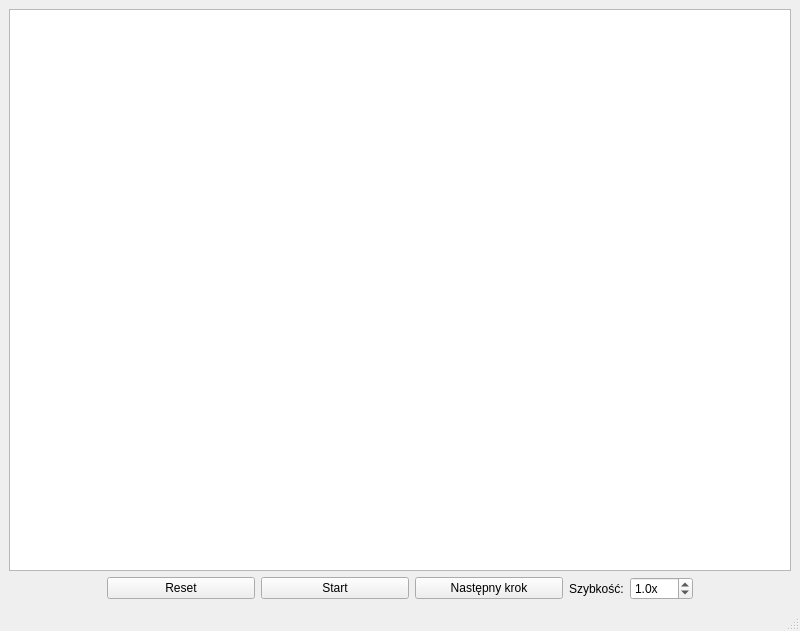
First picture: the form in forms/main_window.ui, repository piotrdz/queues, before the edit.
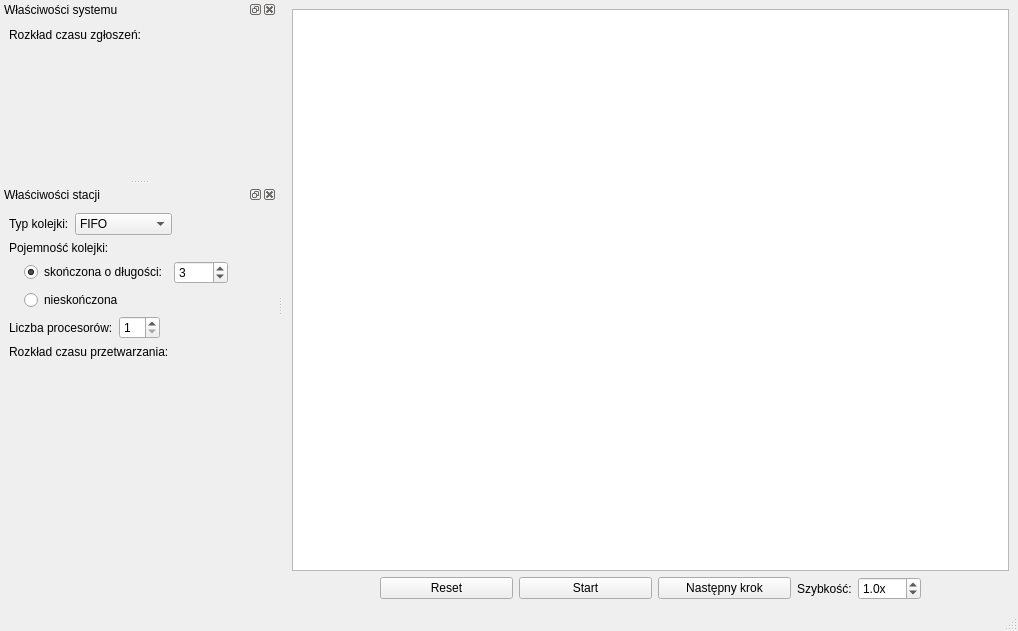
Second picture: the form after the edit. Custom widgets are drawn as their Qt base class.

Commit message: Interface: system and station properties

Patch:
```diff
--- a/forms/main_window.ui
+++ b/forms/main_window.ui
@@ -6,7 +6,7 @@
    <rect>
     <x>0</x>
     <y>0</y>
-    <width>800</width>
+    <width>1018</width>
     <height>631</height>
    </rect>
   </property>
@@ -105,7 +105,288 @@
    </layout>
   </widget>
   <widget class="QStatusBar" name="statusBar"/>
+  <widget class="QDockWidget" name="systemOptionsDockWidget">
+   <property name="allowedAreas">
+    <set>Qt::LeftDockWidgetArea|Qt::RightDockWidgetArea</set>
+   </property>
+   <property name="windowTitle">
+    <string>Właściwości systemu</string>
+   </property>
+   <attribute name="dockWidgetArea">
+    <number>1</number>
+   </attribute>
+   <widget class="QWidget" name="systemOptionsDockWidgetContents">
+    <layout class="QVBoxLayout" name="verticalLayout_2">
+     <item>
+      <widget class="QLabel" name="label">
+       <property name="text">
+        <string>Rozkład czasu zgłoszeń:</string>
+       </property>
+      </widget>
+     </item>
+     <item>
+      <widget class="DistributionParamsWidget" name="arrivalDistributionParamsWidget">
+       <property name="sizePolicy">
+        <sizepolicy hsizetype="Expanding" vsizetype="Minimum">
+         <horstretch>0</horstretch>
+         <verstretch>0</verstretch>
+        </sizepolicy>
+       </property>
+       <property name="frameShape">
+        <enum>QFrame::StyledPanel</enum>
+       </property>
+       <property name="frameShadow">
+        <enum>QFrame::Raised</enum>
+       </property>
+      </widget>
+     </item>
+     <item>
+      <spacer name="verticalSpacer_2">
+       <property name="orientation">
+        <enum>Qt::Vertical</enum>
+       </property>
+       <property name="sizeHint" stdset="0">
+        <size>
+         <width>20</width>
+         <height>40</height>
+        </size>
+       </property>
+      </spacer>
+     </item>
+    </layout>
+   </widget>
+  </widget>
+  <widget class="QDockWidget" name="stationOptionsDockWidget">
+   <property name="allowedAreas">
+    <set>Qt::LeftDockWidgetArea|Qt::RightDockWidgetArea</set>
+   </property>
+   <property name="windowTitle">
+    <string>Właściwości stacji</string>
+   </property>
+   <attribute name="dockWidgetArea">
+    <number>1</number>
+   </attribute>
+   <widget class="QWidget" name="stationOptionsDockWidgetContents">
+    <layout class="QVBoxLayout" name="verticalLayout_3">
+     <item>
+      <layout class="QHBoxLayout" name="horizontalLayout_4">
+       <item>
+        <widget class="QLabel" name="queueTypeLabel">
+         <property name="text">
+          <string>Typ kolejki:</string>
+         </property>
+        </widget>
+       </item>
+       <item>
+        <widget class="QComboBox" name="queueLabelComboBox">
+         <property name="sizePolicy">
+          <sizepolicy hsizetype="Expanding" vsizetype="Fixed">
+           <horstretch>0</horstretch>
+           <verstretch>0</verstretch>
+          </sizepolicy>
+         </property>
+         <item>
+          <property name="text">
+           <string>FIFO</string>
+          </property>
+         </item>
+         <item>
+          <property name="text">
+           <string>Losowa</string>
+          </property>
+         </item>
+        </widget>
+       </item>
+       <item>
+        <spacer name="horizontalSpacer_5">
+         <property name="orientation">
+          <enum>Qt::Horizontal</enum>
+         </property>
+         <property name="sizeHint" stdset="0">
+          <size>
+           <width>40</width>
+           <height>20</height>
+          </size>
+         </property>
+        </spacer>
+       </item>
+      </layout>
+     </item>
+     <item>
+      <widget class="QLabel" name="queueLengthLabel">
+       <property name="text">
+        <string>Pojemność kolejki:</string>
+       </property>
+      </widget>
+     </item>
+     <item>
+      <layout class="QHBoxLayout" name="horizontalLayout_3">
+       <item>
+        <spacer name="horizontalSpacer_4">
+         <property name="orientation">
+          <enum>Qt::Horizontal</enum>
+         </property>
+         <property name="sizeType">
+          <enum>QSizePolicy::Fixed</enum>
+         </property>
+         <property name="sizeHint" stdset="0">
+          <size>
+           <width>15</width>
+           <height>20</height>
+          </size>
+         </property>
+        </spacer>
+       </item>
+       <item>
+        <widget class="QRadioButton" name="finiteQueueRadioButton">
+         <property name="text">
+          <string>skończona o długości:</string>
+         </property>
+         <property name="checked">
+          <bool>true</bool>
+         </property>
+        </widget>
+       </item>
+       <item>
+        <widget class="QSpinBox" name="queueLengthSpinBox">
+         <property name="minimum">
+          <number>1</number>
+         </property>
+         <property name="maximum">
+          <number>1000</number>
+         </property>
+         <property name="value">
+          <number>3</number>
+         </property>
+        </widget>
+       </item>
+       <item>
+        <spacer name="horizontalSpacer_7">
+         <property name="orientation">
+          <enum>Qt::Horizontal</enum>
+         </property>
+         <property name="sizeHint" stdset="0">
+          <size>
+           <width>40</width>
+           <height>20</height>
+          </size>
+         </property>
+        </spacer>
+       </item>
+      </layout>
+     </item>
+     <item>
+      <layout class="QHBoxLayout" name="horizontalLayout_5">
+       <item>
+        <spacer name="horizontalSpacer_6">
+         <property name="orientation">
+          <enum>Qt::Horizontal</enum>
+         </property>
+         <property name="sizeType">
+          <enum>QSizePolicy::Fixed</enum>
+         </property>
+         <property name="sizeHint" stdset="0">
+          <size>
+           <width>15</width>
+           <height>20</height>
+          </size>
+         </property>
+        </spacer>
+       </item>
+       <item>
+        <widget class="QRadioButton" name="infiniteQueueRadioButton">
+         <property name="text">
+          <string>nieskończona</string>
+         </property>
+         <property name="checked">
+          <bool>false</bool>
+         </property>
+        </widget>
+       </item>
+      </layout>
+     </item>
+     <item>
+      <layout class="QHBoxLayout" name="horizontalLayout_2">
+       <item>
+        <widget class="QLabel" name="processorCountLabel">
+         <property name="text">
+          <string>Liczba procesorów:</string>
+         </property>
+        </widget>
+       </item>
+       <item>
+        <widget class="QSpinBox" name="processorCountSpinBox">
+         <property name="minimum">
+          <number>1</number>
+         </property>
+         <property name="maximum">
+          <number>10</number>
+         </property>
+        </widget>
+       </item>
+       <item>
+        <spacer name="horizontalSpacer_3">
+         <property name="orientation">
+          <enum>Qt::Horizontal</enum>
+         </property>
+         <property name="sizeHint" stdset="0">
+          <size>
+           <width>40</width>
+           <height>20</height>
+          </size>
+         </property>
+        </spacer>
+       </item>
+      </layout>
+     </item>
+     <item>
+      <widget class="QLabel" name="label_2">
+       <property name="text">
+        <string>Rozkład czasu przetwarzania:</string>
+       </property>
+      </widget>
+     </item>
+     <item>
+      <widget class="DistributionParamsWidget" name="processingDistributionParamsWidget">
+       <property name="sizePolicy">
+        <sizepolicy hsizetype="Expanding" vsizetype="Minimum">
+         <horstretch>0</horstretch>
+         <verstretch>0</verstretch>
+        </sizepolicy>
+       </property>
+       <property name="frameShape">
+        <enum>QFrame::StyledPanel</enum>
+       </property>
+       <property name="frameShadow">
+        <enum>QFrame::Raised</enum>
+       </property>
+      </widget>
+     </item>
+     <item>
+      <spacer name="verticalSpacer">
+       <property name="orientation">
+        <enum>Qt::Vertical</enum>
+       </property>
+       <property name="sizeHint" stdset="0">
+        <size>
+         <width>20</width>
+         <height>40</height>
+        </size>
+       </property>
+      </spacer>
+     </item>
+    </layout>
+   </widget>
+  </widget>
  </widget>
+ <customwidgets>
+  <customwidget>
+   <class>DistributionParamsWidget</class>
+   <extends>QFrame</extends>
+   <header>ui/distribution_params_widget.hpp</header>
+   <container>1</container>
+  </customwidget>
+ </customwidgets>
  <resources/>
  <connections/>
 </ui>
```
Left out of the diff: 2 changed lines with no effect on the pictures. The commit also changes 4 other files.
